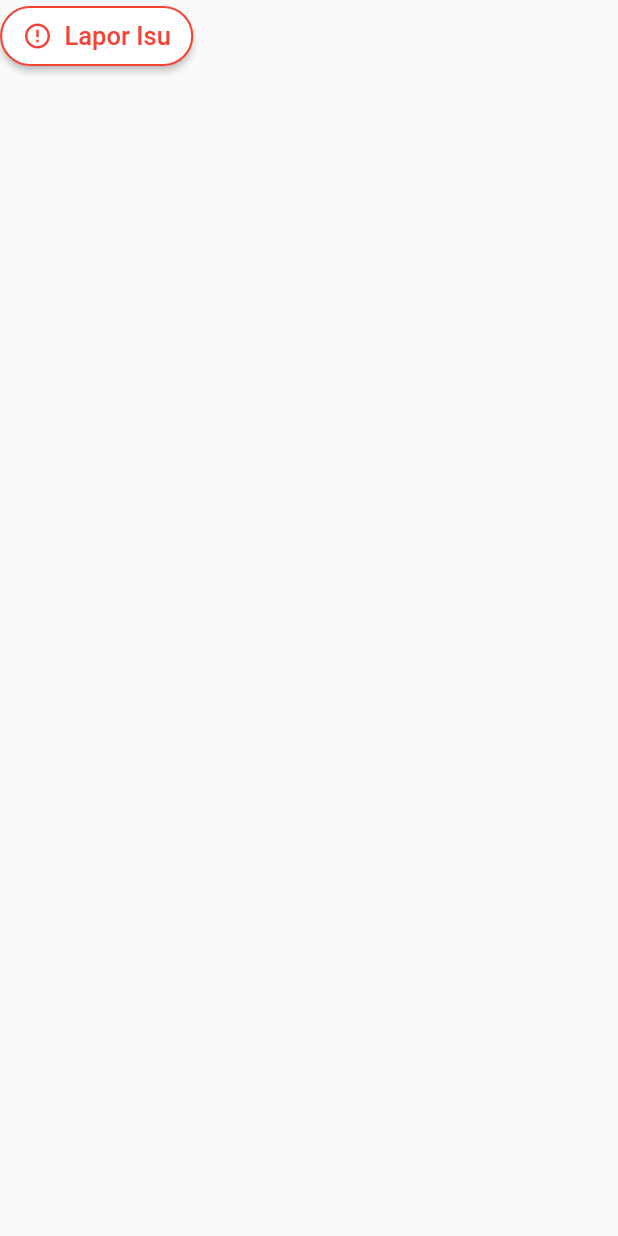
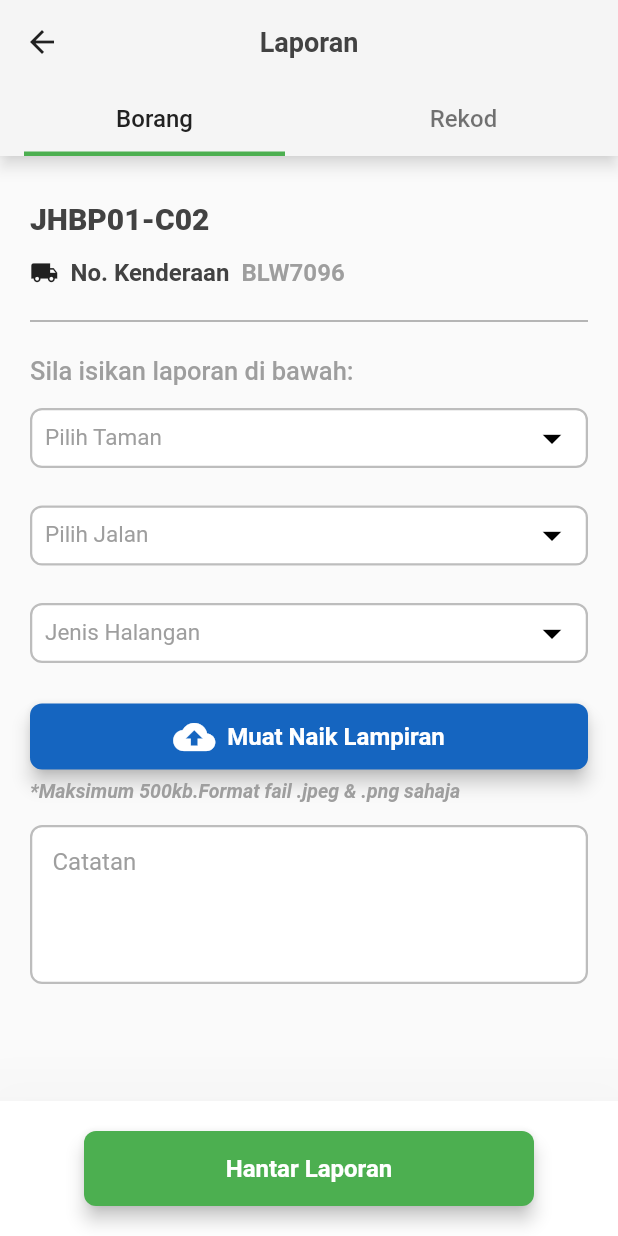
Before and after one commit to SahanahPandu/iWork, a Flutter app: the ReportButton widget shown alone on an empty page, opened directly, after a tap on "Lapor Isu", on a phone screen of 412 x 824 dp. Run offline on Flutter 3.47's test engine with Material 2 defaults, Android fonts, the phone set to English and light mode, and no system bars; our stand-ins replace action_slider, expansion_tile_card, file_picker, flutter_keyboard_visibility, fluttertoast, shared_preferences and 1 more; missing offline and left inert: flutter_device_type, simple_ripple_animation; accounts and stored records are empty.

Commit message:
Create Report form page

```diff
--- /dev/null
+++ b/lib/screens/reports/report_form.dart
@@ -0,0 +1,368 @@
+import 'package:eswm/widgets/buttons/upload_image_button.dart';
+import 'package:flutter/material.dart';
+
+//import files
+import '../../config/font.dart';
+import '../../config/palette.dart';
+
+class ReportForm extends StatefulWidget {
+  const ReportForm({Key? key}) : super(key: key);
+
+  @override
+  State<ReportForm> createState() => _ReportFormState();
+}
+
+class _ReportFormState extends State<ReportForm> {
+  final TextEditingController _namaTaman = TextEditingController();
+  final TextEditingController _namaJalan = TextEditingController();
+  final TextEditingController _jenisHalangan = TextEditingController();
+  final TextEditingController _catatan = TextEditingController();
+
+  Color textFieldFillColor = textFormFieldFillColor;
+  Color focusBorderColor = focusedBorder;
+  Color enableBorderWithTextColor = enabledBorderWithText;
+
+  @override
+  Widget build(BuildContext context) {
+    return Scaffold(
+      bottomSheet: _showBottomSheet(),
+      body: Container(
+        margin: const EdgeInsets.symmetric(horizontal: 20, vertical: 30),
+        child: SingleChildScrollView(
+          child: Column(
+            crossAxisAlignment: CrossAxisAlignment.start,
+            children: [
+              //nama laluan
+              Text(
+                "JHBP01-C02",
+                style: TextStyle(
+                    fontSize: 20,
+                    color: Colors.grey.shade800,
+                    fontWeight: FontWeight.w900),
+              ),
+              const SizedBox(
+                height: 15,
+              ),
+              //no kenderaan
+              Row(
+                children: [
+                  const Icon(
+                    Icons.local_shipping,
+                    size: 19,
+                  ),
+                  const SizedBox(
+                    width: 8,
+                  ),
+                  Text(
+                    "No. Kenderaan",
+                    style: TextStyle(
+                      fontSize: 16,
+                      color: Colors.grey.shade800,
+                      fontWeight: FontWeight.w700,
+                    ),
+                  ),
+                  const SizedBox(
+                    width: 8,
+                  ),
+                  Text(
+                    "BLW7096",
+                    style: TextStyle(
+                      fontSize: 16,
+                      color: Colors.grey.shade500,
+                      fontWeight: FontWeight.w600,
+                    ),
+                  ),
+                ],
+              ),
+              const SizedBox(
+                height: 15,
+              ),
+              Divider(
+                color: Colors.grey.shade500,
+                thickness: 1,
+              ),
+              const SizedBox(
+                height: 15,
+              ),
+              Text(
+                "Sila isikan laporan di bawah: ",
+                style: TextStyle(
+                  color: Colors.grey.shade500,
+                  fontSize: 17,
+                  fontWeight: FontWeight.w500,
+                ),
+              ),
+              const SizedBox(
+                height: 15,
+              ),
+              //Taman
+              SizedBox(
+                height: 40,
+                child: TextFormField(
+                  controller: _namaTaman,
+                  readOnly: true,
+                  decoration: InputDecoration(
+                    filled: true,
+                    fillColor: textFieldFillColor,
+                    focusedBorder: OutlineInputBorder(
+                      borderSide: BorderSide(
+                        width: borderSideWidth,
+                        color: focusBorderColor,
+                      ),
+                      borderRadius: BorderRadius.circular(
+                        borderRadiusCircular,
+                      ),
+                    ),
+                    enabledBorder: _namaTaman.text != ''
+                        ? OutlineInputBorder(
+                            borderSide: BorderSide(
+                              width: borderSideWidth,
+                              color: enableBorderWithTextColor,
+                            ),
+                            borderRadius:
+                                BorderRadius.circular(borderRadiusCircular),
+                          )
+                        : OutlineInputBorder(
+                            borderSide: BorderSide(
+                              width: borderSideWidth,
+                              color: enabledBorderWithoutText,
+                            ),
+                            borderRadius:
+                                BorderRadius.circular(borderRadiusCircular),
+                          ),
+                    labelText: 'Pilih Taman',
+                    labelStyle: TextStyle(
+                      fontSize: 15,
+                      color: labelTextColor,
+                      fontWeight: textFormFieldLabelFontWeight,
+                    ),
+                    contentPadding: const EdgeInsets.all(10),
+                    suffixIcon: InkWell(
+                      onTap: () {},
+                      child: const Icon(
+                        Icons.arrow_drop_down,
+                        size: 30,
+                        color: Colors.black,
+                      ),
+                    ),
+                  ),
+                ),
+              ),
+              const SizedBox(
+                height: 25,
+              ),
+              //Jalan
+              SizedBox(
+                height: 40,
+                child: TextFormField(
+                  controller: _namaJalan,
+                  readOnly: true,
+                  decoration: InputDecoration(
+                    filled: true,
+                    fillColor: textFieldFillColor,
+                    focusedBorder: OutlineInputBorder(
+                      borderSide: BorderSide(
+                        width: borderSideWidth,
+                        color: focusBorderColor,
+                      ),
+                      borderRadius: BorderRadius.circular(
+                        borderRadiusCircular,
+                      ),
+                    ),
+                    enabledBorder: _namaJalan.text != ''
+                        ? OutlineInputBorder(
+                            borderSide: BorderSide(
+                              width: borderSideWidth,
+                              color: enableBorderWithTextColor,
+                            ),
+                            borderRadius:
+                                BorderRadius.circular(borderRadiusCircular),
+                          )
+                        : OutlineInputBorder(
+                            borderSide: BorderSide(
+                              width: borderSideWidth,
+                              color: enabledBorderWithoutText,
+                            ),
+                            borderRadius:
+                                BorderRadius.circular(borderRadiusCircular),
+                          ),
+                    labelText: 'Pilih Jalan',
+                    labelStyle: TextStyle(
+                      fontSize: 15,
+                      color: labelTextColor,
+                      fontWeight: textFormFieldLabelFontWeight,
+                    ),
+                    contentPadding: const EdgeInsets.all(10),
+                    suffixIcon: InkWell(
+                      onTap: () {},
+                      child: const Icon(
+                        Icons.arrow_drop_down,
+                        size: 30,
+                        color: Colors.black,
+                      ),
+                    ),
+                  ),
+                ),
+              ),
+              const SizedBox(
+                height: 25,
+              ),
+              //Jenis Halangan
+              SizedBox(
+                height: 40,
+                child: TextFormField(
+                  controller: _jenisHalangan,
+                  readOnly: true,
+                  decoration: InputDecoration(
+                    filled: true,
+                    fillColor: textFieldFillColor,
+                    focusedBorder: OutlineInputBorder(
+                      borderSide: BorderSide(
+                        width: borderSideWidth,
+                        color: focusBorderColor,
+                      ),
+                      borderRadius: BorderRadius.circular(
+                        borderRadiusCircular,
+                      ),
+                    ),
+                    enabledBorder: _jenisHalangan.text != ''
+                        ? OutlineInputBorder(
+                            borderSide: BorderSide(
+                              width: borderSideWidth,
+                              color: enableBorderWithTextColor,
+                            ),
+                            borderRadius:
+                                BorderRadius.circular(borderRadiusCircular),
+                          )
+                        : OutlineInputBorder(
+                            borderSide: BorderSide(
+                              width: borderSideWidth,
+                              color: enabledBorderWithoutText,
+                            ),
+                            borderRadius:
+                                BorderRadius.circular(borderRadiusCircular),
+                          ),
+                    labelText: 'Jenis Halangan',
+                    labelStyle: TextStyle(
+                      fontSize: 15,
+                      color: labelTextColor,
+                      fontWeight: textFormFieldLabelFontWeight,
+                    ),
+                    contentPadding: const EdgeInsets.all(10),
+                    suffixIcon: InkWell(
+                      onTap: () {},
+                      child: const Icon(
+                        Icons.arrow_drop_down,
+                        size: 30,
+                        color: Colors.black,
+                      ),
+                    ),
+                  ),
+                ),
+              ),
+              const SizedBox(
+                height: 25,
+              ),
+              //Gambar
+              SizedBox(
+                width: MediaQuery.of(context).size.width,
+                child: const UploadImageButton(),
+              ),
+              const SizedBox(
+                height: 15,
+              ),
+              TextFormField(
+                controller: _catatan,
+                maxLines: 4,
+                enabled: true,
+                decoration: InputDecoration(
+                  filled: true,
+                  fillColor: textFieldFillColor,
+                  focusedBorder: OutlineInputBorder(
+                    borderSide: BorderSide(
+                      width: borderSideWidth,
+                      color: focusBorderColor,
+                    ),
+                    borderRadius: BorderRadius.circular(borderRadiusCircular),
+                  ),
+                  enabledBorder: _catatan.text != ''
+                      ? OutlineInputBorder(
+                          borderSide: BorderSide(
+                            width: borderSideWidth,
+                            color: enableBorderWithTextColor,
+                          ),
+                          borderRadius:
+                              BorderRadius.circular(borderRadiusCircular),
+                        )
+                      : OutlineInputBorder(
+                          borderSide: BorderSide(
+                            width: borderSideWidth,
+                            color: enabledBorderWithoutText,
+                          ),
+                          borderRadius:
+                              BorderRadius.circular(borderRadiusCircular),
+                        ),
+                  alignLabelWithHint: true,
+                  labelText: 'Catatan',
+                  labelStyle: TextStyle(
+                    color: labelTextColor,
+                    fontWeight: textFormFieldLabelFontWeight,
+                  ),
+                  contentPadding: const EdgeInsets.all(15),
+                ),
+              ),
+            ],
+          ),
+        ),
+      ),
+    );
+  }
+
+  Widget? _showBottomSheet() {
+    //if (_show && widget.screen != "2") {
+    return BottomSheet(
+      backgroundColor: Colors.white,
+      elevation: 50,
+      enableDrag: false,
+      onClosing: () {},
+      builder: (context) {
+        return Container(
+          height: 90,
+          width: double.infinity,
+          alignment: Alignment.center,
+          child: ElevatedButton(
+            onPressed: () {
+              Container(
+                margin: const EdgeInsets.all(20),
+                child: const CircularProgressIndicator(
+                  backgroundColor: Colors.grey,
+                  color: Colors.purple,
+                  strokeWidth: 5,
+                ),
+              );
+            },
+            style: ElevatedButton.styleFrom(
+              primary: Colors.green,
+              padding: const EdgeInsets.all(8),
+              shape: RoundedRectangleBorder(
+                borderRadius: BorderRadius.circular(8),
+              ),
+              elevation: 5.0,
+              fixedSize: const Size(300, 50),
+            ),
+            child: const Text(
+              "Hantar Laporan",
+              style: TextStyle(
+                fontSize: 16,
+                fontWeight: FontWeight.w600,
+              ),
+            ),
+          ),
+        );
+      },
+    );
+    //}
+
+    //return null;
+  }
+}
--- /dev/null
+++ b/lib/screens/reports/reports.dart
@@ -0,0 +1,29 @@
+// ignore_for_file: must_be_immutable
+import 'package:flutter/material.dart';
+
+//import files
+import '../../models/reports.dart';
+import 'package:eswm/config/string.dart';
+import 'package:eswm/widgets/tabs/tabs.dart';
+
+class ReportsPage extends StatefulWidget {
+  String screen;
+  Reports data;
+
+  ReportsPage({Key? key, required this.screen, required this.data})
+      : super(key: key);
+
+  @override
+  State<ReportsPage> createState() => _ReportsPageState();
+}
+
+class _ReportsPageState extends State<ReportsPage> {
+  @override
+  Widget build(BuildContext context) {
+    return Tabs(
+      screen: widget.screen,
+      data: widget.data,
+      tabTitle: reports,
+    );
+  }
+}
--- a/lib/widgets/buttons/report_button.dart
+++ b/lib/widgets/buttons/report_button.dart
@@ -1,4 +1,9 @@
+import 'package:eswm/models/reports.dart';
 import 'package:flutter/material.dart';
+
+//import files
+import '../../screens/reports/reports.dart';
+import '../../models/reports.dart';
 
 class ReportButton extends StatefulWidget {
   const ReportButton({Key? key}) : super(key: key);
@@ -22,7 +27,35 @@ class _ReportButtonState extends State<ReportButton> {
           borderRadius: BorderRadius.circular(25),
         ),
       ),
-      onPressed: () {},
+      onPressed: () {
+        Navigator.push(
+            context,
+            MaterialPageRoute(
+              builder: (context) => ReportsPage(
+                screen: "3",
+                data: const Reports(
+                    id: 0,
+                    idLaluan: 0,
+                    namaLaluan: "",
+                    idKenderaan: 0,
+                    noKenderaan: "",
+                    idTaman: 0,
+                    namaTaman: "",
+                    idJalan: 0,
+                    namaJalan: "",
+                    idJenisHalangan: 0,
+                    jenisHalangan: "",
+                    lampiran: "",
+                    catatan: "",
+                    idStatusPenyelia: 0,
+                    statusPenyelia: "",
+                    maklumbalasPenyelia: "",
+                    idStatusBA: 0,
+                    statusBA: "",
+                    maklumbalasBA: ""),
+              ),
+            ));
+      },
       icon: const Icon(
         Icons.error_outline,
         color: Colors.red,
```
